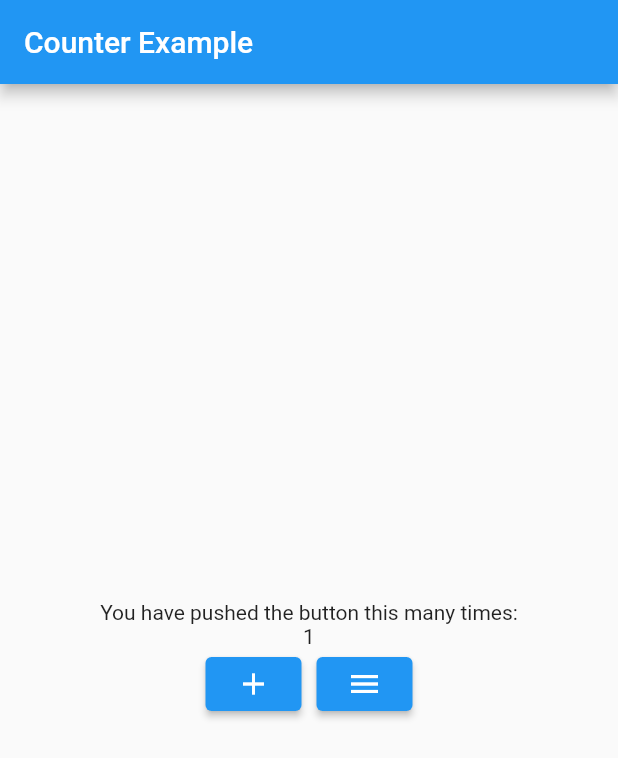
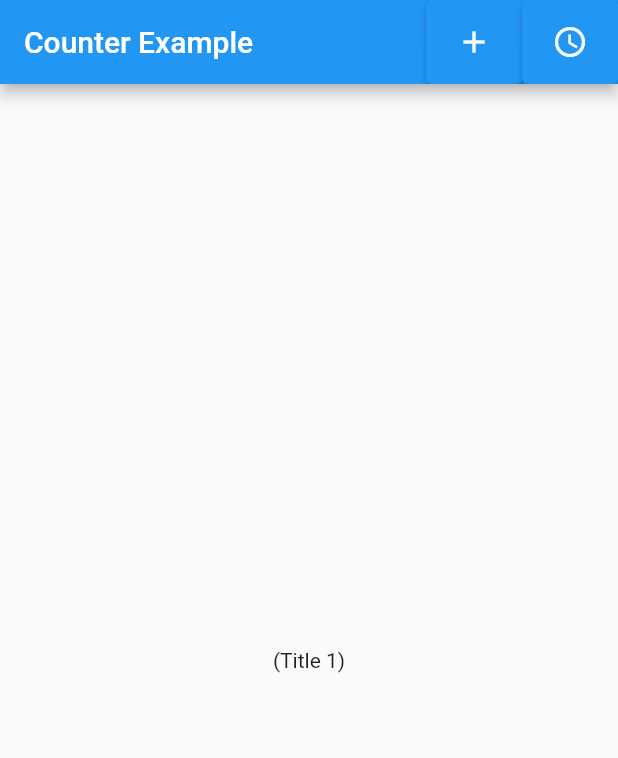
Before and after one commit to mimoriam/provider_counter_and_JSON_example, a Flutter app: the screen it shows after launch, after a tap on the "add" icon, on a phone screen of 412 x 824 dp. Shown: the top 758 px of the screen. Run offline on Flutter 3.47's test engine with Material 2 defaults, Android fonts, the phone set to English and light mode, and no system bars; network calls fail.

Commit message:
3rd Commit - JSON addition.

```diff
--- /dev/null
+++ b/lib/Working with JSON/GET all JSON/main.dart
@@ -0,0 +1,78 @@
+import 'package:flutter/material.dart';
+
+// Step 1: Import the necessary model & package:
+import 'dart:convert';
+import 'package:http/http.dart' as http;
+import 'models/JSONPlaceholder.dart';
+
+void main() => runApp(MyApp());
+
+class MyApp extends StatelessWidget {
+  @override
+  Widget build(BuildContext context) {
+    return MaterialApp(
+      title: 'Flutter Demo',
+      home: MyHomePage(),
+    );
+  }
+}
+
+class MyHomePage extends StatefulWidget {
+  @override
+  _MyHomePageState createState() => _MyHomePageState();
+}
+
+class _MyHomePageState extends State<MyHomePage> {
+  late Future<List<JsonPlaceholder>>
+      futureJson; // Step 3: Create a late Future<<ListT>> variable from model
+
+  @override
+  void initState() {
+    super.initState();
+    futureJson = getJson(); // Step 5: Initialize that method in initState()
+  }
+
+  // Step 4: Add an async method (getJson()) to fetch data from the API:
+  Future<List<JsonPlaceholder>> getJson() async {
+    final response = await http.get(Uri.parse('https://jsonplaceholder.typicode.com/posts'));
+    if (response.statusCode == 200) {
+      // List jsonResponse = json.decode(response.body);
+      // return jsonResponse
+      //     .map((data) => new JsonPlaceholder.fromJson(data))
+      //     .toList();
+      final jsonPlaceholder = jsonPlaceholderFromJson(response.body);
+      return jsonPlaceholder;
+    } else {
+      throw Exception("Failed to load!");
+    }
+  }
+
+  @override
+  Widget build(BuildContext context) {
+    return SafeArea(
+      child: Scaffold(
+        body: Center(
+          // Step 6: Display that data using a FutureBuilder of type (Model):
+          child: FutureBuilder<List<JsonPlaceholder>>(
+              future: getJson(),
+              builder: (context, snapshot) {
+                if (snapshot.hasData) {
+                  List<JsonPlaceholder>? data = snapshot.data;
+                  return ListView.builder(
+                      itemCount: data!.length,
+                      itemBuilder: (context, index) {
+                        return Container(
+                          child: Text("${data[index].title}"),
+                        );
+                      });
+                } else if (snapshot.hasError) {
+                  return Text("${snapshot.error}");
+                }
+                // By default, show a loading spinner.
+                return CircularProgressIndicator();
+              }),
+        ),
+      ),
+    );
+  }
+}
--- /dev/null
+++ b/lib/Working with JSON/GET all JSON/models/JSONPlaceholder.dart
@@ -0,0 +1,39 @@
+// To parse this JSON data, do
+//     final jsonPlaceholder = jsonPlaceholderFromJson(jsonString);
+
+// Step 2: Make the model schema of the JSON:
+import 'dart:convert';
+
+List<JsonPlaceholder> jsonPlaceholderFromJson(String str) =>
+    List<JsonPlaceholder>.from(json.decode(str).map((x) => JsonPlaceholder.fromJson(x)));
+
+String jsonPlaceholderToJson(List<JsonPlaceholder> data) =>
+    json.encode(List<dynamic>.from(data.map((x) => x.toJson())));
+
+class JsonPlaceholder {
+  JsonPlaceholder({
+    required this.userId,
+    required this.id,
+    required this.title,
+    required this.body,
+  });
+
+  final int userId;
+  final int id;
+  final String title;
+  final String body;
+
+  factory JsonPlaceholder.fromJson(Map<String, dynamic> json) => JsonPlaceholder(
+        userId: json["userId"],
+        id: json["id"],
+        title: json["title"],
+        body: json["body"],
+      );
+
+  Map<String, dynamic> toJson() => {
+        "userId": userId,
+        "id": id,
+        "title": title,
+        "body": body,
+      };
+}
--- /dev/null
+++ b/lib/Working with JSON/GET one JSON/main.dart
@@ -0,0 +1,65 @@
+import 'package:flutter/material.dart';
+
+// Step 1: Import the necessary model & package:
+import 'dart:convert';
+import 'package:http/http.dart' as http;
+import 'models/JSONPlaceholder.dart';
+
+void main() => runApp(MyApp());
+
+class MyApp extends StatelessWidget {
+  @override
+  Widget build(BuildContext context) {
+    return MaterialApp(
+      title: 'Flutter Demo',
+      home: MyHomePage(),
+    );
+  }
+}
+
+class MyHomePage extends StatefulWidget {
+  @override
+  _MyHomePageState createState() => _MyHomePageState();
+}
+
+class _MyHomePageState extends State<MyHomePage> {
+  late Future<JsonPlaceholder> futureJson; // Step 3: Create a late Future<T> variable from model
+
+  @override
+  void initState() {
+    super.initState();
+    futureJson = getJson(); // Step 5: Initialize that method in initState()
+  }
+
+  // Step 4: Add an async method (getJson()) to fetch data from the API:
+  Future<JsonPlaceholder> getJson() async {
+    final response = await http.get(Uri.parse('https://jsonplaceholder.typicode.com/posts/1'));
+    if (response.statusCode == 200) {
+      return jsonPlaceholderFromJson(response.body);
+    } else {
+      throw Exception("Failed to load!");
+    }
+  }
+
+  @override
+  Widget build(BuildContext context) {
+    return SafeArea(
+      child: Scaffold(
+        body: Center(
+          // Step 6: Display that data using a FutureBuilder of type (Model):
+          child: FutureBuilder<JsonPlaceholder>(
+              future: futureJson,
+              builder: (context, snapshot) {
+                if (snapshot.hasData) {
+                  return Text("${snapshot.data!.title}");
+                } else if (snapshot.hasError) {
+                  return Text("${snapshot.error}");
+                }
+                // By default, show a loading spinner.
+                return CircularProgressIndicator();
+              }),
+        ),
+      ),
+    );
+  }
+}
--- /dev/null
+++ b/lib/Working with JSON/GET one JSON/models/JSONPlaceholder.dart
@@ -0,0 +1,37 @@
+// To parse this JSON data, do
+//
+//     final jsonPlaceholder = jsonPlaceholderFromJson(jsonString);
+
+import 'dart:convert';
+
+JsonPlaceholder jsonPlaceholderFromJson(String str) => JsonPlaceholder.fromJson(json.decode(str));
+
+String jsonPlaceholderToJson(JsonPlaceholder data) => json.encode(data.toJson());
+
+class JsonPlaceholder {
+  JsonPlaceholder({
+    required this.userId,
+    required this.id,
+    required this.title,
+    required this.body,
+  });
+
+  final int userId;
+  final int id;
+  final String title;
+  final String body;
+
+  factory JsonPlaceholder.fromJson(Map<String, dynamic> json) => JsonPlaceholder(
+        userId: json["userId"],
+        id: json["id"],
+        title: json["title"],
+        body: json["body"],
+      );
+
+  Map<String, dynamic> toJson() => {
+        "userId": userId,
+        "id": id,
+        "title": title,
+        "body": body,
+      };
+}
--- /dev/null
+++ b/lib/models/TaskModel.dart
@@ -0,0 +1,6 @@
+class TaskModel {
+  String title;
+  String task;
+
+  TaskModel(this.title, this.task);
+}
--- a/lib/screens/home_page.dart
+++ b/lib/screens/home_page.dart
@@ -1,5 +1,6 @@
 import 'package:flutter/material.dart';
 import 'package:provider/provider.dart';
+import 'package:provider_counter_example/models/TaskModel.dart';
 import 'package:provider_counter_example/state/root.dart';
 
 class MyHomePage extends StatefulWidget {
@@ -11,39 +12,36 @@ class _MyHomePageState extends State<MyHomePage> {
   @override
   Widget build(BuildContext context) {
     // Step 3: Create an instance of the model using .watch<T> which will rebuild the widget tree at every state change
-    final counterModel = context.watch<Counter>();
     return Scaffold(
       appBar: AppBar(
         title: Text("Counter Example"),
+        actions: [
+          ElevatedButton(
+              onPressed: () {
+                // context.watch<Counter>().addTodos(TaskModel("Title 1", "Task 1"));
+                Provider.of<Counter>(context, listen: false)
+                    .addTodos(TaskModel("Title 1", "Task 1"));
+              },
+              child: Icon(Icons.add)),
+          ElevatedButton(
+              onPressed: () {
+                // context.watch<Counter>().addTodos(TaskModel("Title 1", "Task 1"));
+                Provider.of<Counter>(context, listen: false).deleteTodos();
+              },
+              child: Icon(Icons.access_time)),
+        ],
       ),
       body: Center(
         child: Column(
           mainAxisAlignment: MainAxisAlignment.center,
           children: <Widget>[
-            Text(
-              'You have pushed the button this many times:',
+            Container(
+              child: context.watch<Counter>().todos.isEmpty
+                  ? Text("No Todos")
+                  : Text(
+                      "${context.watch<Counter>().todos.map((element) => "${element.title}")}"),
+              // child: Provider.of<Counter>(context).todos.isEmpty ? Text("No Todos"): Text("2"),
             ),
-            Text(
-              "${counterModel.count}", // Accessing the model's properties
-            ),
-            Row(
-              mainAxisAlignment: MainAxisAlignment.center,
-              children: [
-                ElevatedButton(
-                  onPressed: () {
-                    counterModel.increment(); // Accessing the model's methods
-                  },
-                  child: Icon(Icons.add),
-                ),
-                SizedBox(width: 10.0),
-                ElevatedButton(
-                  onPressed: () {
-                    counterModel.decrement();
-                  },
-                  child: Icon(Icons.menu),
-                ),
-              ],
-            )
           ],
         ),
       ),
--- a/lib/state/root.dart
+++ b/lib/state/root.dart
@@ -1,17 +1,17 @@
 import 'package:flutter/material.dart';
+import 'package:provider_counter_example/models/TaskModel.dart';
 import 'package:provider_counter_example/screens/home_page.dart';
 
 // Step 1: Create a class model with ChangeNotifier having all the properties and methods for state in it:
 class Counter extends ChangeNotifier {
-  int count = 0;
+  List<TaskModel> todos = [];
 
-  void increment() {
-    count++;
+  void addTodos(TaskModel task) {
+    todos.add(task);
     notifyListeners();
   }
-
-  void decrement() {
-    count--;
+  void deleteTodos() {
+    todos.clear();
     notifyListeners();
   }
 }
--- a/pubspec.yaml
+++ b/pubspec.yaml
@@ -18,7 +18,7 @@ publish_to: 'none' # Remove this line if you wish to publish to pub.dev
 version: 1.0.0+1
 
 environment:
-  sdk: ">=2.9.0 <3.0.0"
+  sdk: ">=2.12.0 <3.0.0"
 
 dependencies:
   flutter:
@@ -29,6 +29,7 @@ dependencies:
   # Use with the CupertinoIcons class for iOS style icons.
   cupertino_icons: ^1.0.3
   provider: ^5.0.0
+  http:
 
 dev_dependencies:
   flutter_test:
```
Also changed, not shown: pubspec.lock.
